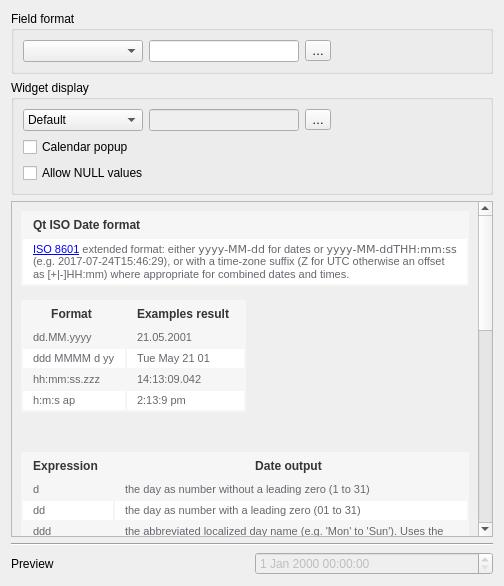
Qt form src/ui/editorwidgets/qgsdatetimeeditconfig.ui (qgis/QGIS) before a commit.
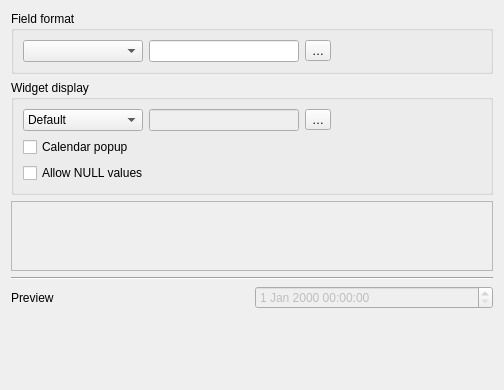
The same form after that commit. Icons and pictures are not drawn. Custom widgets are drawn as their Qt base class.

Commit message: translation string updates (incl. better translatable date time widget help)

Patch:
```diff
--- a/src/ui/editorwidgets/qgsdatetimeeditconfig.ui
+++ b/src/ui/editorwidgets/qgsdatetimeeditconfig.ui
@@ -38,14 +38,7 @@
        <item row="0" column="0">
         <widget class="QLabel" name="label_2">
          <property name="text">
-          <string>&lt;html&gt;&lt;head/&gt;&lt;body&gt;
-&lt;table border=&quot;0&quot; style=&quot; margin-top:0px; margin-bottom:0px; margin-left:0px; margin-right:0px;&quot; cellspacing=&quot;2&quot; cellpadding=&quot;0&quot; bgcolor=&quot;#f6f6f6&quot;&gt;&lt;thead&gt;&lt;tr&gt;&lt;td style=&quot; vertical-align:top; padding-left:10; padding-right:15; padding-top:5; padding-bottom:5;&quot;&gt;
-&lt;p align=&quot;left&quot;&gt;&lt;span style=&quot; font-family:'Open Sans,sans-serif'; font-size:12px; font-weight:600; color:#363534;&quot;&gt;Qt ISO Date format&lt;/span&gt;&lt;/p&gt;
-&lt;/td&gt;&lt;/tr&gt;&lt;/thead&gt;&lt;tr&gt;&lt;td bgcolor=&quot;#ffffff&quot; style=&quot; vertical-align:top; padding-left:10; padding-right:10; padding-top:3; padding-bottom:3;&quot;&gt;&lt;p&gt;&lt;span style=&quot; font-family:'Open Sans,sans-serif'; font-size:11px; color:#66666e; background-color:#ffffff;&quot;&gt;
-&lt;a href=&quot;http://www.iso.org/iso/catalogue_detail?csnumber=40874&quot;&gt;ISO 8601&lt;/a&gt; extended format: either &lt;code&gt;yyyy-MM-dd&lt;/code&gt; for dates or &lt;code&gt;yyyy-MM-ddTHH:mm:ss&lt;/code&gt; (e.g. 2017-07-24T15:46:29), or with a time-zone suffix (Z for UTC otherwise an offset as [+|-]HH:mm) where appropriate for combined dates and times.&lt;!--#spellok--&gt;
-&lt;/span&gt;&lt;/p&gt;&lt;/td&gt;&lt;/tr&gt;&lt;/table&gt;
-&lt;br&gt;
-&lt;table border=&quot;0&quot; style=&quot; margin-top:0px; margin-bottom:0px; margin-left:0px; margin-right:0px;&quot; cellspacing=&quot;2&quot; cellpadding=&quot;0&quot; bgcolor=&quot;#f6f6f6&quot;&gt;&lt;thead&gt;&lt;tr&gt;&lt;td style=&quot; vertical-align:top; padding-left:10; padding-right:15; padding-top:5; padding-bottom:5;&quot;&gt;&lt;p align=&quot;center&quot;&gt;&lt;span style=&quot; font-family:'Open Sans,sans-serif'; font-size:12px; font-weight:600; color:#363534;&quot;&gt;Format&lt;/span&gt;&lt;/p&gt;&lt;/td&gt;&lt;td style=&quot; vertical-align:top; padding-left:10; padding-right:15; padding-top:5; padding-bottom:5;&quot;&gt;&lt;p align=&quot;center&quot;&gt;&lt;span style=&quot; font-family:'Open Sans,sans-serif'; font-size:12px; font-weight:600; color:#363534;&quot;&gt;Examples result&lt;/span&gt;&lt;/p&gt;&lt;/td&gt;&lt;/tr&gt;&lt;/thead&gt;&lt;tr&gt;&lt;td bgcolor=&quot;#f6f6f6&quot; style=&quot; vertical-align:top; padding-left:10; padding-right:10; padding-top:3; padding-bottom:3;&quot;&gt;&lt;p&gt;&lt;span style=&quot; font-family:'Open Sans,sans-serif'; font-size:11px; color:#66666e; background-color:#f6f6f6;&quot;&gt;dd.MM.yyyy&lt;/span&gt;&lt;/p&gt;&lt;/td&gt;&lt;td bgcolor=&quot;#f6f6f6&quot; style=&quot; vertical-align:top; padding-left:10; padding-right:10; padding-top:3; padding-bottom:3;&quot;&gt;&lt;p&gt;&lt;span style=&quot; font-family:'Open Sans,sans-serif'; font-size:11px; color:#66666e; background-color:#f6f6f6;&quot;&gt;21.05.2001&lt;/span&gt;&lt;/p&gt;&lt;/td&gt;&lt;/tr&gt;&lt;tr&gt;&lt;td bgcolor=&quot;#ffffff&quot; style=&quot; vertical-align:top; padding-left:10; padding-right:10; padding-top:3; padding-bottom:3;&quot;&gt;&lt;p&gt;&lt;span style=&quot; font-family:'Open Sans,sans-serif'; font-size:11px; color:#66666e; background-color:#ffffff;&quot;&gt;ddd MMMM d yy&lt;/span&gt;&lt;/p&gt;&lt;/td&gt;&lt;td bgcolor=&quot;#ffffff&quot; style=&quot; vertical-align:top; padding-left:10; padding-right:10; padding-top:3; padding-bottom:3;&quot;&gt;&lt;p&gt;&lt;span style=&quot; font-family:'Open Sans,sans-serif'; font-size:11px; color:#66666e; background-color:#ffffff;&quot;&gt;Tue May 21 01&lt;/span&gt;&lt;/p&gt;&lt;/td&gt;&lt;/tr&gt;&lt;tr&gt;&lt;td bgcolor=&quot;#f6f6f6&quot; style=&quot; vertical-align:top; padding-left:10; padding-right:10; padding-top:3; padding-bottom:3;&quot;&gt;&lt;p&gt;&lt;span style=&quot; font-family:'Open Sans,sans-serif'; font-size:11px; color:#66666e; background-color:#f6f6f6;&quot;&gt;hh:mm:ss.zzz&lt;/span&gt;&lt;/p&gt;&lt;/td&gt;&lt;td bgcolor=&quot;#f6f6f6&quot; style=&quot; vertical-align:top; padding-left:10; padding-right:10; padding-top:3; padding-bottom:3;&quot;&gt;&lt;p&gt;&lt;span style=&quot; font-family:'Open Sans,sans-serif'; font-size:11px; color:#66666e; background-color:#f6f6f6;&quot;&gt;14:13:09.042&lt;/span&gt;&lt;/p&gt;&lt;/td&gt;&lt;/tr&gt;&lt;tr&gt;&lt;td bgcolor=&quot;#ffffff&quot; style=&quot; vertical-align:top; padding-left:10; padding-right:10; padding-top:3; padding-bottom:3;&quot;&gt;&lt;p&gt;&lt;span style=&quot; font-family:'Open Sans,sans-serif'; font-size:11px; color:#66666e; background-color:#ffffff;&quot;&gt;h:m:s ap&lt;/span&gt;&lt;/p&gt;&lt;/td&gt;&lt;td bgcolor=&quot;#ffffff&quot; style=&quot; vertical-align:top; padding-left:10; padding-right:10; padding-top:3; padding-bottom:3;&quot;&gt;&lt;p&gt;&lt;span style=&quot; font-family:'Open Sans,sans-serif'; font-size:11px; color:#66666e; background-color:#ffffff;&quot;&gt;2:13:9 pm&lt;/span&gt;&lt;/p&gt;&lt;/td&gt;&lt;/tr&gt;&lt;/table&gt;&lt;p&gt;&lt;br/&gt;&lt;/p&gt;&lt;table border=&quot;0&quot; style=&quot; margin-top:0px; margin-bottom:0px; margin-left:0px; margin-right:0px;&quot; cellspacing=&quot;2&quot; cellpadding=&quot;0&quot; bgcolor=&quot;#f6f6f6&quot;&gt;&lt;thead&gt;&lt;tr&gt;&lt;td style=&quot; vertical-align:top; padding-left:10; padding-right:15; padding-top:5; padding-bottom:5;&quot;&gt;&lt;p align=&quot;center&quot;&gt;&lt;span style=&quot; font-family:'Open Sans,sans-serif'; font-size:12px; font-weight:600; color:#363534;&quot;&gt;Expression&lt;/span&gt;&lt;/p&gt;&lt;/td&gt;&lt;td style=&quot; vertical-align:top; padding-left:10; padding-right:15; padding-top:5; padding-bottom:5;&quot;&gt;&lt;p align=&quot;center&quot;&gt;&lt;span style=&quot; font-family:'Open Sans,sans-serif'; font-size:12px; font-weight:600; color:#363534;&quot;&gt;Date output&lt;/span&gt;&lt;/p&gt;&lt;/td&gt;&lt;/tr&gt;&lt;/thead&gt;&lt;tr&gt;&lt;td bgcolor=&quot;#f6f6f6&quot; style=&quot; vertical-align:top; padding-left:10; padding-right:10; padding-top:3; padding-bottom:3;&quot;&gt;&lt;p&gt;&lt;span style=&quot; font-family:'Open Sans,sans-serif'; font-size:11px; color:#66666e; background-color:#f6f6f6;&quot;&gt;d&lt;/span&gt;&lt;/p&gt;&lt;/td&gt;&lt;td bgcolor=&quot;#f6f6f6&quot; style=&quot; vertical-align:top; padding-left:10; padding-right:10; padding-top:3; padding-bottom:3;&quot;&gt;&lt;p&gt;&lt;span style=&quot; font-family:'Open Sans,sans-serif'; font-size:11px; color:#66666e; background-color:#f6f6f6;&quot;&gt;the day as number without a leading zero (1 to 31)&lt;/span&gt;&lt;/p&gt;&lt;/td&gt;&lt;/tr&gt;&lt;tr&gt;&lt;td bgcolor=&quot;#ffffff&quot; style=&quot; vertical-align:top; padding-left:10; padding-right:10; padding-top:3; padding-bottom:3;&quot;&gt;&lt;p&gt;&lt;span style=&quot; font-family:'Open Sans,sans-serif'; font-size:11px; color:#66666e; background-color:#ffffff;&quot;&gt;dd&lt;/span&gt;&lt;/p&gt;&lt;/td&gt;&lt;td bgcolor=&quot;#ffffff&quot; style=&quot; vertical-align:top; padding-left:10; padding-right:10; padding-top:3; padding-bottom:3;&quot;&gt;&lt;p&gt;&lt;span style=&quot; font-family:'Open Sans,sans-serif'; font-size:11px; color:#66666e; background-color:#ffffff;&quot;&gt;the day as number with a leading zero (01 to 31)&lt;/span&gt;&lt;/p&gt;&lt;/td&gt;&lt;/tr&gt;&lt;tr&gt;&lt;td bgcolor=&quot;#f6f6f6&quot; style=&quot; vertical-align:top; padding-left:10; padding-right:10; padding-top:3; padding-bottom:3;&quot;&gt;&lt;p&gt;&lt;span style=&quot; font-family:'Open Sans,sans-serif'; font-size:11px; color:#66666e; background-color:#f6f6f6;&quot;&gt;ddd&lt;/span&gt;&lt;/p&gt;&lt;/td&gt;&lt;td bgcolor=&quot;#f6f6f6&quot; style=&quot; vertical-align:top; padding-left:10; padding-right:10; padding-top:3; padding-bottom:3;&quot;&gt;&lt;p&gt;&lt;span style=&quot; font-family:'Open Sans,sans-serif'; font-size:11px; color:#66666e; background-color:#f6f6f6;&quot;&gt;the abbreviated localized day name (e.g. 'Mon' to 'Sun'). Uses the system locale to localize the name, i.e.&lt;/span&gt;&lt;a href=&quot;http://qt-project.org/doc/qt-5/qlocale.html#system&quot;&gt;&lt;span style=&quot; font-family:'Arial,FreeSans,sans-serif'; font-size:12px; font-weight:600; text-decoration: underline; color:#00732f;&quot;&gt;QLocale::system&lt;/span&gt;&lt;/a&gt;&lt;span style=&quot; font-family:'Open Sans,sans-serif'; font-size:11px; color:#66666e;&quot;&gt;().&lt;/span&gt;&lt;/p&gt;&lt;/td&gt;&lt;/tr&gt;&lt;tr&gt;&lt;td bgcolor=&quot;#ffffff&quot; style=&quot; vertical-align:top; padding-left:10; padding-right:10; padding-top:3; padding-bottom:3;&quot;&gt;&lt;p&gt;&lt;span style=&quot; font-family:'Open Sans,sans-serif'; font-size:11px; color:#66666e; background-color:#ffffff;&quot;&gt;dddd&lt;/span&gt;&lt;/p&gt;&lt;/td&gt;&lt;td bgcolor=&quot;#ffffff&quot; style=&quot; vertical-align:top; padding-left:10; padding-right:10; padding-top:3; padding-bottom:3;&quot;&gt;&lt;p&gt;&lt;span style=&quot; font-family:'Open Sans,sans-serif'; font-size:11px; color:#66666e; background-color:#ffffff;&quot;&gt;the long localized day name (e.g. 'Monday' to '&lt;/span&gt;&lt;a href=&quot;http://qt-project.org/doc/qt-5/qt.html#DayOfWeek-enum&quot;&gt;&lt;span style=&quot; font-family:'Arial,FreeSans,sans-serif'; font-size:12px; font-weight:600; text-decoration: underline; color:#00732f;&quot;&gt;Qt::Sunday&lt;/span&gt;&lt;/a&gt;&lt;span style=&quot; font-family:'Open Sans,sans-serif'; font-size:11px; color:#66666e;&quot;&gt;'). Uses the system locale to localize the name, i.e.&lt;/span&gt;&lt;a href=&quot;http://qt-project.org/doc/qt-5/qlocale.html#system&quot;&gt;&lt;span style=&quot; font-family:'Arial,FreeSans,sans-serif'; font-size:12px; font-weight:600; text-decoration: underline; color:#00732f;&quot;&gt;QLocale::system&lt;/span&gt;&lt;/a&gt;&lt;span style=&quot; font-family:'Open Sans,sans-serif'; font-size:11px; color:#66666e;&quot;&gt;().&lt;/span&gt;&lt;/p&gt;&lt;/td&gt;&lt;/tr&gt;&lt;tr&gt;&lt;td bgcolor=&quot;#f6f6f6&quot; style=&quot; vertical-align:top; padding-left:10; padding-right:10; padding-top:3; padding-bottom:3;&quot;&gt;&lt;p&gt;&lt;span style=&quot; font-family:'Open Sans,sans-serif'; font-size:11px; color:#66666e; background-color:#f6f6f6;&quot;&gt;M&lt;/span&gt;&lt;/p&gt;&lt;/td&gt;&lt;td bgcolor=&quot;#f6f6f6&quot; style=&quot; vertical-align:top; padding-left:10; padding-right:10; padding-top:3; padding-bottom:3;&quot;&gt;&lt;p&gt;&lt;span style=&quot; font-family:'Open Sans,sans-serif'; font-size:11px; color:#66666e; background-color:#f6f6f6;&quot;&gt;the month as number without a leading zero (1-12)&lt;/span&gt;&lt;/p&gt;&lt;/td&gt;&lt;/tr&gt;&lt;tr&gt;&lt;td bgcolor=&quot;#ffffff&quot; style=&quot; vertical-align:top; padding-left:10; padding-right:10; padding-top:3; padding-bottom:3;&quot;&gt;&lt;p&gt;&lt;span style=&quot; font-family:'Open Sans,sans-serif'; font-size:11px; color:#66666e; background-color:#ffffff;&quot;&gt;MM&lt;/span&gt;&lt;/p&gt;&lt;/td&gt;&lt;td bgcolor=&quot;#ffffff&quot; style=&quot; vertical-align:top; padding-left:10; padding-right:10; padding-top:3; padding-bottom:3;&quot;&gt;&lt;p&gt;&lt;span style=&quot; font-family:'Open Sans,sans-serif'; font-size:11px; color:#66666e; background-color:#ffffff;&quot;&gt;the month as number with a leading zero (01-12)&lt;/span&gt;&lt;/p&gt;&lt;/td&gt;&lt;/tr&gt;&lt;tr&gt;&lt;td bgcolor=&quot;#f6f6f6&quot; style=&quot; vertical-align:top; padding-left:10; padding-right:10; padding-top:3; padding-bottom:3;&quot;&gt;&lt;p&gt;&lt;span style=&quot; font-family:'Open Sans,sans-serif'; font-size:11px; color:#66666e; background-color:#f6f6f6;&quot;&gt;MMM&lt;/span&gt;&lt;/p&gt;&lt;/td&gt;&lt;td bgcolor=&quot;#f6f6f6&quot; style=&quot; vertical-align:top; padding-left:10; padding-right:10; padding-top:3; padding-bottom:3;&quot;&gt;&lt;p&gt;&lt;span style=&quot; font-family:'Open Sans,sans-serif'; font-size:11px; color:#66666e; background-color:#f6f6f6;&quot;&gt;the abbreviated localized month name (e.g. 'Jan' to 'Dec'). Uses the system locale to localize the name, i.e.&lt;/span&gt;&lt;a href=&quot;http://qt-project.org/doc/qt-5/qlocale.html#system&quot;&gt;&lt;span style=&quot; font-family:'Arial,FreeSans,sans-serif'; font-size:12px; font-weight:600; text-decoration: underline; color:#00732f;&quot;&gt;QLocale::system&lt;/span&gt;&lt;/a&gt;&lt;span style=&quot; font-family:'Open Sans,sans-serif'; font-size:11px; color:#66666e;&quot;&gt;().&lt;/span&gt;&lt;/p&gt;&lt;/td&gt;&lt;/tr&gt;&lt;tr&gt;&lt;td bgcolor=&quot;#ffffff&quot; style=&quot; vertical-align:top; padding-left:10; padding-right:10; padding-top:3; padding-bottom:3;&quot;&gt;&lt;p&gt;&lt;span style=&quot; font-family:'Open Sans,sans-serif'; font-size:11px; color:#66666e; background-color:#ffffff;&quot;&gt;MMMM&lt;/span&gt;&lt;/p&gt;&lt;/td&gt;&lt;td bgcolor=&quot;#ffffff&quot; style=&quot; vertical-align:top; padding-left:10; padding-right:10; padding-top:3; padding-bottom:3;&quot;&gt;&lt;p&gt;&lt;span style=&quot; font-family:'Open Sans,sans-serif'; font-size:11px; color:#66666e; background-color:#ffffff;&quot;&gt;the long localized month name (e.g. 'January' to 'December'). Uses the system locale to localize the name, i.e.&lt;/span&gt;&lt;a href=&quot;http://qt-project.org/doc/qt-5/qlocale.html#system&quot;&gt;&lt;span style=&quot; font-family:'Arial,FreeSans,sans-serif'; font-size:12px; font-weight:600; text-decoration: underline; color:#00732f;&quot;&gt;QLocale::system&lt;/span&gt;&lt;/a&gt;&lt;span style=&quot; font-family:'Open Sans,sans-serif'; font-size:11px; color:#66666e;&quot;&gt;().&lt;/span&gt;&lt;/p&gt;&lt;/td&gt;&lt;/tr&gt;&lt;tr&gt;&lt;td bgcolor=&quot;#f6f6f6&quot; style=&quot; vertical-align:top; padding-left:10; padding-right:10; padding-top:3; padding-bottom:3;&quot;&gt;&lt;p&gt;&lt;span style=&quot; font-family:'Open Sans,sans-serif'; font-size:11px; color:#66666e; background-color:#f6f6f6;&quot;&gt;yy&lt;/span&gt;&lt;/p&gt;&lt;/td&gt;&lt;td bgcolor=&quot;#f6f6f6&quot; style=&quot; vertical-align:top; padding-left:10; padding-right:10; padding-top:3; padding-bottom:3;&quot;&gt;&lt;p&gt;&lt;span style=&quot; font-family:'Open Sans,sans-serif'; font-size:11px; color:#66666e; background-color:#f6f6f6;&quot;&gt;the year as two digit number (00-99)&lt;/span&gt;&lt;/p&gt;&lt;/td&gt;&lt;/tr&gt;&lt;tr&gt;&lt;td bgcolor=&quot;#ffffff&quot; style=&quot; vertical-align:top; padding-left:10; padding-right:10; padding-top:3; padding-bottom:3;&quot;&gt;&lt;p&gt;&lt;span style=&quot; font-family:'Open Sans,sans-serif'; font-size:11px; color:#66666e; background-color:#ffffff;&quot;&gt;yyyy&lt;/span&gt;&lt;/p&gt;&lt;/td&gt;&lt;td bgcolor=&quot;#ffffff&quot; style=&quot; vertical-align:top; padding-left:10; padding-right:10; padding-top:3; padding-bottom:3;&quot;&gt;&lt;p&gt;&lt;span style=&quot; font-family:'Open Sans,sans-serif'; font-size:11px; color:#66666e; background-color:#ffffff;&quot;&gt;the year as four digit number&lt;/span&gt;&lt;/p&gt;&lt;/td&gt;&lt;/tr&gt;&lt;/table&gt;&lt;p&gt;&lt;br/&gt;&lt;/p&gt;&lt;table border=&quot;0&quot; style=&quot; margin-top:0px; margin-bottom:0px; margin-left:0px; margin-right:0px;&quot; cellspacing=&quot;2&quot; cellpadding=&quot;0&quot; bgcolor=&quot;#f6f6f6&quot;&gt;&lt;thead&gt;&lt;tr&gt;&lt;td style=&quot; vertical-align:top; padding-left:10; padding-right:15; padding-top:5; padding-bottom:5;&quot;&gt;&lt;p align=&quot;center&quot;&gt;&lt;span style=&quot; font-family:'Open Sans,sans-serif'; font-size:12px; font-weight:600; color:#363534;&quot;&gt;Expression&lt;/span&gt;&lt;/p&gt;&lt;/td&gt;&lt;td style=&quot; vertical-align:top; padding-left:10; padding-right:15; padding-top:5; padding-bottom:5;&quot;&gt;&lt;p align=&quot;center&quot;&gt;&lt;span style=&quot; font-family:'Open Sans,sans-serif'; font-size:12px; font-weight:600; color:#363534;&quot;&gt;Time output&lt;/span&gt;&lt;/p&gt;&lt;/td&gt;&lt;/tr&gt;&lt;/thead&gt;&lt;tr&gt;&lt;td bgcolor=&quot;#f6f6f6&quot; style=&quot; vertical-align:top; padding-left:10; padding-right:10; padding-top:3; padding-bottom:3;&quot;&gt;&lt;p&gt;&lt;span style=&quot; font-family:'Open Sans,sans-serif'; font-size:11px; color:#66666e; background-color:#f6f6f6;&quot;&gt;h&lt;/span&gt;&lt;/p&gt;&lt;/td&gt;&lt;td bgcolor=&quot;#f6f6f6&quot; style=&quot; vertical-align:top; padding-left:10; padding-right:10; padding-top:3; padding-bottom:3;&quot;&gt;&lt;p&gt;&lt;span style=&quot; font-family:'Open Sans,sans-serif'; font-size:11px; color:#66666e; background-color:#f6f6f6;&quot;&gt;the hour without a leading zero (0 to 23 or 1 to 12 if AM/PM display)&lt;/span&gt;&lt;/p&gt;&lt;/td&gt;&lt;/tr&gt;&lt;tr&gt;&lt;td bgcolor=&quot;#ffffff&quot; style=&quot; vertical-align:top; padding-left:10; padding-right:10; padding-top:3; padding-bottom:3;&quot;&gt;&lt;p&gt;&lt;span style=&quot; font-family:'Open Sans,sans-serif'; font-size:11px; color:#66666e; background-color:#ffffff;&quot;&gt;hh&lt;/span&gt;&lt;/p&gt;&lt;/td&gt;&lt;td bgcolor=&quot;#ffffff&quot; style=&quot; vertical-align:top; padding-left:10; padding-right:10; padding-top:3; padding-bottom:3;&quot;&gt;&lt;p&gt;&lt;span style=&quot; font-family:'Open Sans,sans-serif'; font-size:11px; color:#66666e; background-color:#ffffff;&quot;&gt;the hour with a leading zero (00 to 23 or 01 to 12 if AM/PM display)&lt;/span&gt;&lt;/p&gt;&lt;/td&gt;&lt;/tr&gt;&lt;tr&gt;&lt;td bgcolor=&quot;#f6f6f6&quot; style=&quot; vertical-align:top; padding-left:10; padding-right:10; padding-top:3; padding-bottom:3;&quot;&gt;&lt;p&gt;&lt;span style=&quot; font-family:'Open Sans,sans-serif'; font-size:11px; color:#66666e; background-color:#f6f6f6;&quot;&gt;H&lt;/span&gt;&lt;/p&gt;&lt;/td&gt;&lt;td bgcolor=&quot;#f6f6f6&quot; style=&quot; vertical-align:top; padding-left:10; padding-right:10; padding-top:3; padding-bottom:3;&quot;&gt;&lt;p&gt;&lt;span style=&quot; font-family:'Open Sans,sans-serif'; font-size:11px; color:#66666e; background-color:#f6f6f6;&quot;&gt;the hour without a leading zero (0 to 23, even with AM/PM display)&lt;/span&gt;&lt;/p&gt;&lt;/td&gt;&lt;/tr&gt;&lt;tr&gt;&lt;td bgcolor=&quot;#ffffff&quot; style=&quot; vertical-align:top; padding-left:10; padding-right:10; padding-top:3; padding-bottom:3;&quot;&gt;&lt;p&gt;&lt;span style=&quot; font-family:'Open Sans,sans-serif'; font-size:11px; color:#66666e; background-color:#ffffff;&quot;&gt;HH&lt;/span&gt;&lt;/p&gt;&lt;/td&gt;&lt;td bgcolor=&quot;#ffffff&quot; style=&quot; vertical-align:top; padding-left:10; padding-right:10; padding-top:3; padding-bottom:3;&quot;&gt;&lt;p&gt;&lt;span style=&quot; font-family:'Open Sans,sans-serif'; font-size:11px; color:#66666e; background-color:#ffffff;&quot;&gt;the hour with a leading zero (00 to 23, even with AM/PM display)&lt;/span&gt;&lt;/p&gt;&lt;/td&gt;&lt;/tr&gt;&lt;tr&gt;&lt;td bgcolor=&quot;#f6f6f6&quot; style=&quot; vertical-align:top; padding-left:10; padding-right:10; padding-top:3; padding-bottom:3;&quot;&gt;&lt;p&gt;&lt;span style=&quot; font-family:'Open Sans,sans-serif'; font-size:11px; color:#66666e; background-color:#f6f6f6;&quot;&gt;m&lt;/span&gt;&lt;/p&gt;&lt;/td&gt;&lt;td bgcolor=&quot;#f6f6f6&quot; style=&quot; vertical-align:top; padding-left:10; padding-right:10; padding-top:3; padding-bottom:3;&quot;&gt;&lt;p&gt;&lt;span style=&quot; font-family:'Open Sans,sans-serif'; font-size:11px; color:#66666e; background-color:#f6f6f6;&quot;&gt;the minute without a leading zero (0 to 59)&lt;/span&gt;&lt;/p&gt;&lt;/td&gt;&lt;/tr&gt;&lt;tr&gt;&lt;td bgcolor=&quot;#ffffff&quot; style=&quot; vertical-align:top; padding-left:10; padding-right:10; padding-top:3; padding-bottom:3;&quot;&gt;&lt;p&gt;&lt;span style=&quot; font-family:'Open Sans,sans-serif'; font-size:11px; color:#66666e; background-color:#ffffff;&quot;&gt;mm&lt;/span&gt;&lt;/p&gt;&lt;/td&gt;&lt;td bgcolor=&quot;#ffffff&quot; style=&quot; vertical-align:top; padding-left:10; padding-right:10; padding-top:3; padding-bottom:3;&quot;&gt;&lt;p&gt;&lt;span style=&quot; font-family:'Open Sans,sans-serif'; font-size:11px; color:#66666e; background-color:#ffffff;&quot;&gt;the minute with a leading zero (00 to 59)&lt;/span&gt;&lt;/p&gt;&lt;/td&gt;&lt;/tr&gt;&lt;tr&gt;&lt;td bgcolor=&quot;#f6f6f6&quot; style=&quot; vertical-align:top; padding-left:10; padding-right:10; padding-top:3; padding-bottom:3;&quot;&gt;&lt;p&gt;&lt;span style=&quot; font-family:'Open Sans,sans-serif'; font-size:11px; color:#66666e; background-color:#f6f6f6;&quot;&gt;s&lt;/span&gt;&lt;/p&gt;&lt;/td&gt;&lt;td bgcolor=&quot;#f6f6f6&quot; style=&quot; vertical-align:top; padding-left:10; padding-right:10; padding-top:3; padding-bottom:3;&quot;&gt;&lt;p&gt;&lt;span style=&quot; font-family:'Open Sans,sans-serif'; font-size:11px; color:#66666e; background-color:#f6f6f6;&quot;&gt;the second without a leading zero (0 to 59)&lt;/span&gt;&lt;/p&gt;&lt;/td&gt;&lt;/tr&gt;&lt;tr&gt;&lt;td bgcolor=&quot;#ffffff&quot; style=&quot; vertical-align:top; padding-left:10; padding-right:10; padding-top:3; padding-bottom:3;&quot;&gt;&lt;p&gt;&lt;span style=&quot; font-family:'Open Sans,sans-serif'; font-size:11px; color:#66666e; background-color:#ffffff;&quot;&gt;ss&lt;/span&gt;&lt;/p&gt;&lt;/td&gt;&lt;td bgcolor=&quot;#ffffff&quot; style=&quot; vertical-align:top; padding-left:10; padding-right:10; padding-top:3; padding-bottom:3;&quot;&gt;&lt;p&gt;&lt;span style=&quot; font-family:'Open Sans,sans-serif'; font-size:11px; color:#66666e; background-color:#ffffff;&quot;&gt;the second with a leading zero (00 to 59)&lt;/span&gt;&lt;/p&gt;&lt;/td&gt;&lt;/tr&gt;&lt;tr&gt;&lt;td bgcolor=&quot;#f6f6f6&quot; style=&quot; vertical-align:top; padding-left:10; padding-right:10; padding-top:3; padding-bottom:3;&quot;&gt;&lt;p&gt;&lt;span style=&quot; font-family:'Open Sans,sans-serif'; font-size:11px; color:#66666e; background-color:#f6f6f6;&quot;&gt;z&lt;/span&gt;&lt;/p&gt;&lt;/td&gt;&lt;td bgcolor=&quot;#f6f6f6&quot; style=&quot; vertical-align:top; padding-left:10; padding-right:10; padding-top:3; padding-bottom:3;&quot;&gt;&lt;p&gt;&lt;span style=&quot; font-family:'Open Sans,sans-serif'; font-size:11px; color:#66666e; background-color:#f6f6f6;&quot;&gt;the milliseconds without leading zeroes (0 to 999)&lt;/span&gt;&lt;/p&gt;&lt;/td&gt;&lt;/tr&gt;&lt;tr&gt;&lt;td bgcolor=&quot;#ffffff&quot; style=&quot; vertical-align:top; padding-left:10; padding-right:10; padding-top:3; padding-bottom:3;&quot;&gt;&lt;p&gt;&lt;span style=&quot; font-family:'Open Sans,sans-serif'; font-size:11px; color:#66666e; background-color:#ffffff;&quot;&gt;zzz&lt;/span&gt;&lt;/p&gt;&lt;/td&gt;&lt;td bgcolor=&quot;#ffffff&quot; style=&quot; vertical-align:top; padding-left:10; padding-right:10; padding-top:3; padding-bottom:3;&quot;&gt;&lt;p&gt;&lt;span style=&quot; font-family:'Open Sans,sans-serif'; font-size:11px; color:#66666e; background-color:#ffffff;&quot;&gt;the milliseconds with leading zeroes (000 to 999)&lt;/span&gt;&lt;/p&gt;&lt;/td&gt;&lt;/tr&gt;&lt;tr&gt;&lt;td bgcolor=&quot;#f6f6f6&quot; style=&quot; vertical-align:top; padding-left:10; padding-right:10; padding-top:3; padding-bottom:3;&quot;&gt;&lt;p&gt;&lt;span style=&quot; font-family:'Open Sans,sans-serif'; font-size:11px; color:#66666e; background-color:#f6f6f6;&quot;&gt;AP or A&lt;/span&gt;&lt;/p&gt;&lt;/td&gt;&lt;td bgcolor=&quot;#f6f6f6&quot; style=&quot; vertical-align:top; padding-left:10; padding-right:10; padding-top:3; padding-bottom:3;&quot;&gt;&lt;p&gt;&lt;span style=&quot; font-family:'Open Sans,sans-serif'; font-size:11px; color:#66666e; background-color:#f6f6f6;&quot;&gt;use AM/PM display.&lt;/span&gt;&lt;span style=&quot; font-family:'Open Sans,sans-serif'; font-size:11px; font-style:italic; color:#66666e;&quot;&gt;A/AP&lt;/span&gt;&lt;span style=&quot; font-family:'Open Sans,sans-serif'; font-size:11px; color:#66666e;&quot;&gt; will be replaced by either &amp;quot;AM&amp;quot; or &amp;quot;PM&amp;quot;.&lt;/span&gt;&lt;/p&gt;&lt;/td&gt;&lt;/tr&gt;&lt;tr&gt;&lt;td bgcolor=&quot;#ffffff&quot; style=&quot; vertical-align:top; padding-left:10; padding-right:10; padding-top:3; padding-bottom:3;&quot;&gt;&lt;p&gt;&lt;span style=&quot; font-family:'Open Sans,sans-serif'; font-size:11px; color:#66666e; background-color:#ffffff;&quot;&gt;ap or a&lt;/span&gt;&lt;/p&gt;&lt;/td&gt;&lt;td bgcolor=&quot;#ffffff&quot; style=&quot; vertical-align:top; padding-left:10; padding-right:10; padding-top:3; padding-bottom:3;&quot;&gt;&lt;p&gt;&lt;span style=&quot; font-family:'Open Sans,sans-serif'; font-size:11px; color:#66666e; background-color:#ffffff;&quot;&gt;use am/pm display.&lt;/span&gt;&lt;span style=&quot; font-family:'Open Sans,sans-serif'; font-size:11px; font-style:italic; color:#66666e;&quot;&gt;a/ap&lt;/span&gt;&lt;span style=&quot; font-family:'Open Sans,sans-serif'; font-size:11px; color:#66666e;&quot;&gt; will be replaced by either &amp;quot;am&amp;quot; or &amp;quot;pm&amp;quot;.&lt;/span&gt;&lt;/p&gt;&lt;/td&gt;&lt;/tr&gt;&lt;tr&gt;&lt;td bgcolor=&quot;#f6f6f6&quot; style=&quot; vertical-align:top; padding-left:10; padding-right:10; padding-top:3; padding-bottom:3;&quot;&gt;&lt;p&gt;&lt;span style=&quot; font-family:'Open Sans,sans-serif'; font-size:11px; color:#66666e; background-color:#f6f6f6;&quot;&gt;t&lt;/span&gt;&lt;/p&gt;&lt;/td&gt;&lt;td bgcolor=&quot;#f6f6f6&quot; style=&quot; vertical-align:top; padding-left:10; padding-right:10; padding-top:3; padding-bottom:3;&quot;&gt;&lt;p&gt;&lt;span style=&quot; font-family:'Open Sans,sans-serif'; font-size:11px; color:#66666e; background-color:#f6f6f6;&quot;&gt;the timezone (for example &amp;quot;CEST&amp;quot;)&lt;/span&gt;&lt;/p&gt;&lt;/td&gt;&lt;/tr&gt;&lt;/table&gt;&lt;p&gt;&lt;br/&gt;&lt;/p&gt;&lt;/body&gt;&lt;/html&gt;</string>
+          <string/>
          </property>
          <property name="scaledContents">
           <bool>true</bool>
```
Left out of the diff: 2 changed lines with no effect on the pictures. The commit also changes 5 other files.
